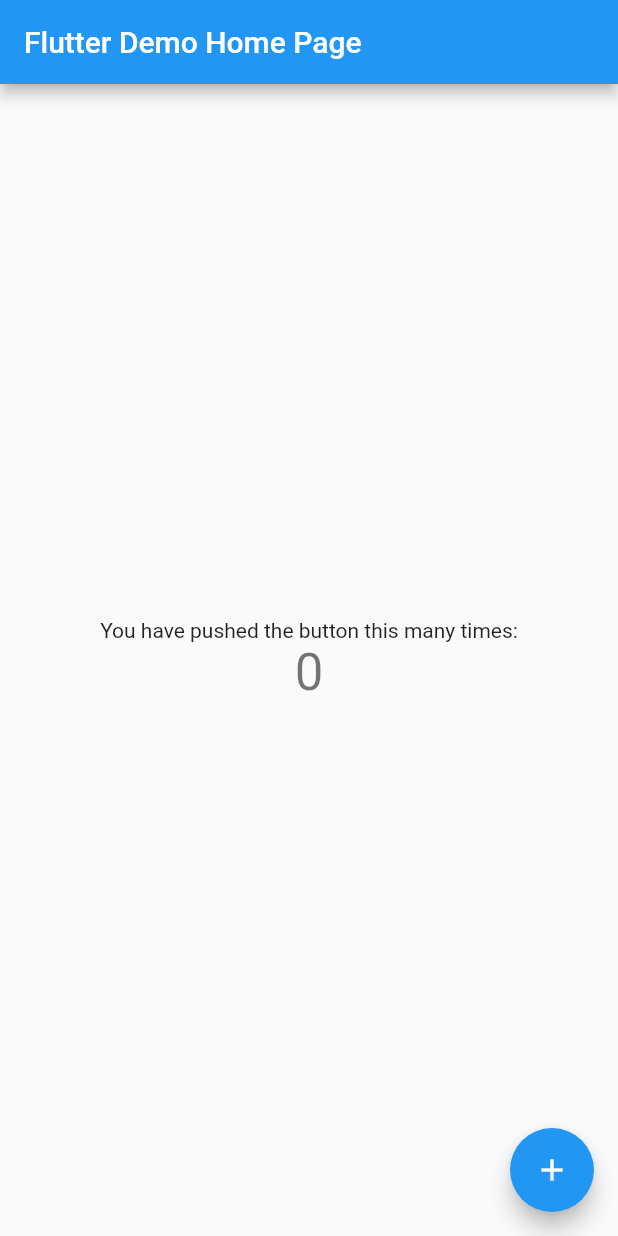
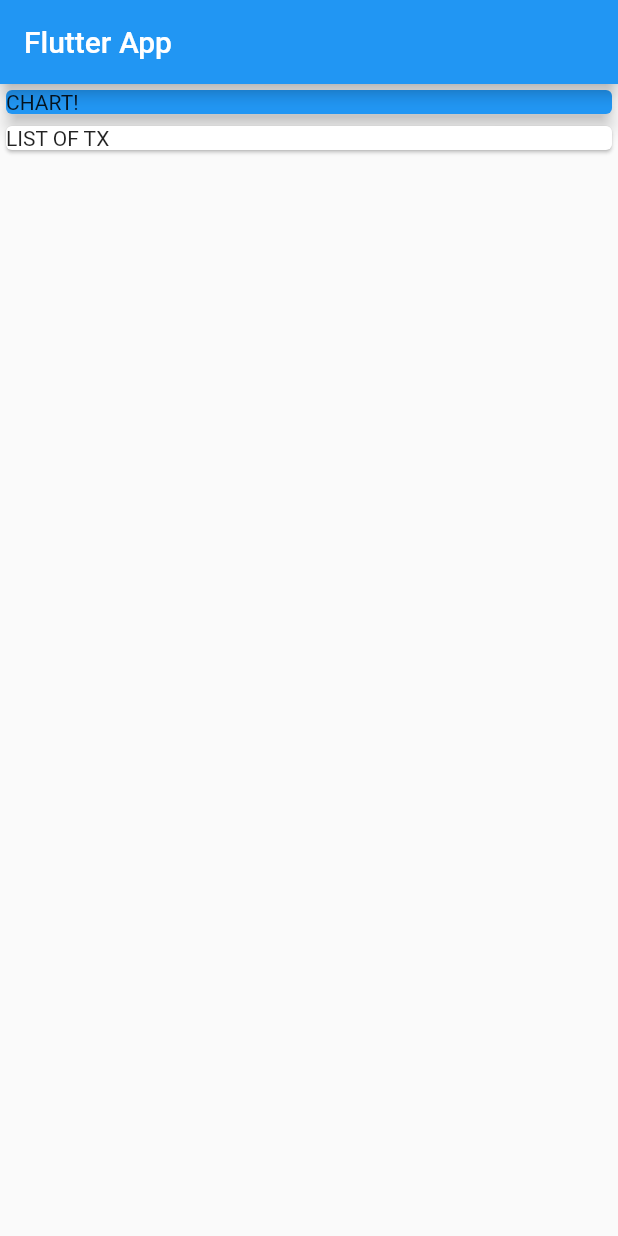
Before and after one commit to harusys/udemy, a Flutter app: the screen it shows after launch, on a phone screen of 412 x 824 dp. Run offline on Flutter 3.47's test engine with Material 2 defaults, Android fonts, the phone set to English and light mode, and no system bars.

Commit message:
section4-x: Combining Widgets

```diff
--- a/expenses_app/lib/main.dart
+++ b/expenses_app/lib/main.dart
@@ -1,115 +1,44 @@
 import 'package:flutter/material.dart';
 
-void main() {
-  runApp(const MyApp());
-}
+void main() => runApp(MyApp());
 
 class MyApp extends StatelessWidget {
-  const MyApp({super.key});
-
-  // This widget is the root of your application.
   @override
   Widget build(BuildContext context) {
     return MaterialApp(
-      title: 'Flutter Demo',
-      theme: ThemeData(
-        // This is the theme of your application.
-        //
-        // Try running your application with "flutter run". You'll see the
-        // application has a blue toolbar. Then, without quitting the app, try
-        // changing the primarySwatch below to Colors.green and then invoke
-        // "hot reload" (press "r" in the console where you ran "flutter run",
-        // or simply save your changes to "hot reload" in a Flutter IDE).
-        // Notice that the counter didn't reset back to zero; the application
-        // is not restarted.
-        primarySwatch: Colors.blue,
-      ),
-      home: const MyHomePage(title: 'Flutter Demo Home Page'),
+      title: 'Flutter App',
+      home: MyHomePage(),
     );
   }
 }
 
-class MyHomePage extends StatefulWidget {
-  const MyHomePage({super.key, required this.title});
-
-  // This widget is the home page of your application. It is stateful, meaning
-  // that it has a State object (defined below) that contains fields that affect
-  // how it looks.
-
-  // This class is the configuration for the state. It holds the values (in this
-  // case the title) provided by the parent (in this case the App widget) and
-  // used by the build method of the State. Fields in a Widget subclass are
-  // always marked "final".
-
-  final String title;
-
-  @override
-  State<MyHomePage> createState() => _MyHomePageState();
-}
-
-class _MyHomePageState extends State<MyHomePage> {
-  int _counter = 0;
-
-  void _incrementCounter() {
-    setState(() {
-      // This call to setState tells the Flutter framework that something has
-      // changed in this State, which causes it to rerun the build method below
-      // so that the display can reflect the updated values. If we changed
-      // _counter without calling setState(), then the build method would not be
-      // called again, and so nothing would appear to happen.
-      _counter++;
-    });
-  }
-
+class MyHomePage extends StatelessWidget {
   @override
   Widget build(BuildContext context) {
-    // This method is rerun every time setState is called, for instance as done
-    // by the _incrementCounter method above.
-    //
-    // The Flutter framework has been optimized to make rerunning build methods
-    // fast, so that you can just rebuild anything that needs updating rather
-    // than having to individually change instances of widgets.
     return Scaffold(
       appBar: AppBar(
-        // Here we take the value from the MyHomePage object that was created by
-        // the App.build method, and use it to set our appbar title.
-        title: Text(widget.title),
+        title: Text('Flutter App'),
       ),
-      body: Center(
-        // Center is a layout widget. It takes a single child and positions it
-        // in the middle of the parent.
-        child: Column(
-          // Column is also a layout widget. It takes a list of children and
-          // arranges them vertically. By default, it sizes itself to fit its
-          // children horizontally, and tries to be as tall as its parent.
-          //
-          // Invoke "debug painting" (press "p" in the console, choose the
-          // "Toggle Debug Paint" action from the Flutter Inspector in Android
-          // Studio, or the "Toggle Debug Paint" command in Visual Studio Code)
-          // to see the wireframe for each widget.
-          //
-          // Column has various properties to control how it sizes itself and
-          // how it positions its children. Here we use mainAxisAlignment to
-          // center the children vertically; the main axis here is the vertical
-          // axis because Columns are vertical (the cross axis would be
-          // horizontal).
-          mainAxisAlignment: MainAxisAlignment.center,
-          children: <Widget>[
-            const Text(
-              'You have pushed the button this many times:',
+      body: Column(
+        children: <Widget>[
+          // Card 配下の Text を Container でラップする（Card は子ウィジェットの大きさに依存）
+          Card(
+            color: Colors.blue,
+            child: Container(
+              width: double.infinity,
+              child: Text('CHART!'),
             ),
-            Text(
-              '$_counter',
-              style: Theme.of(context).textTheme.headline4,
+            elevation: 5,
+          ),
+          // Card を Container でラップする
+          Container(
+            width: double.infinity,
+            child: Card(
+              child: Text('LIST OF TX'),
             ),
-          ],
-        ),
+          ),
+        ],
       ),
-      floatingActionButton: FloatingActionButton(
-        onPressed: _incrementCounter,
-        tooltip: 'Increment',
-        child: const Icon(Icons.add),
-      ), // This trailing comma makes auto-formatting nicer for build methods.
     );
   }
 }
```
